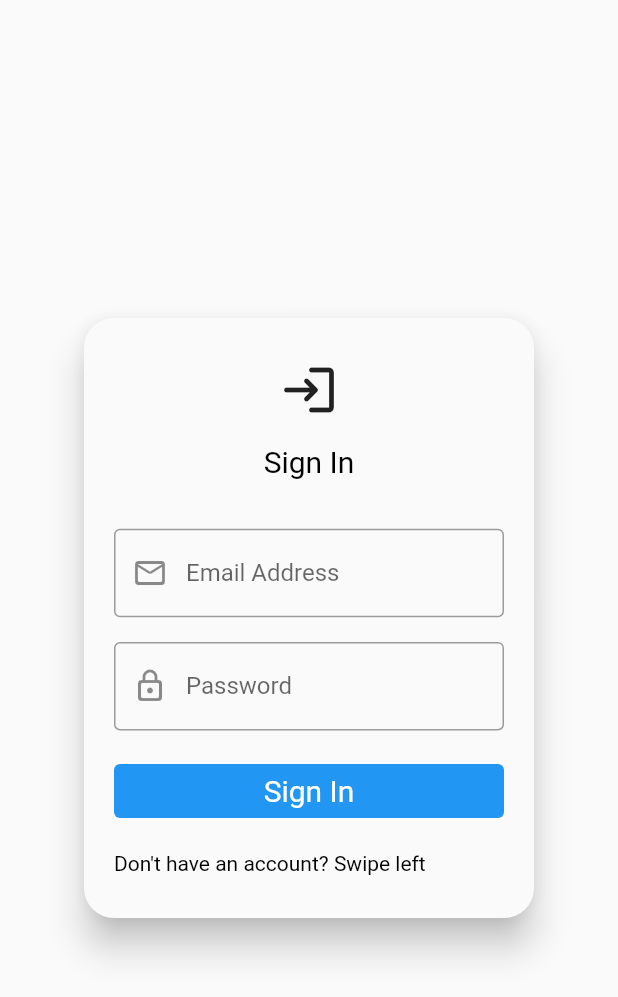
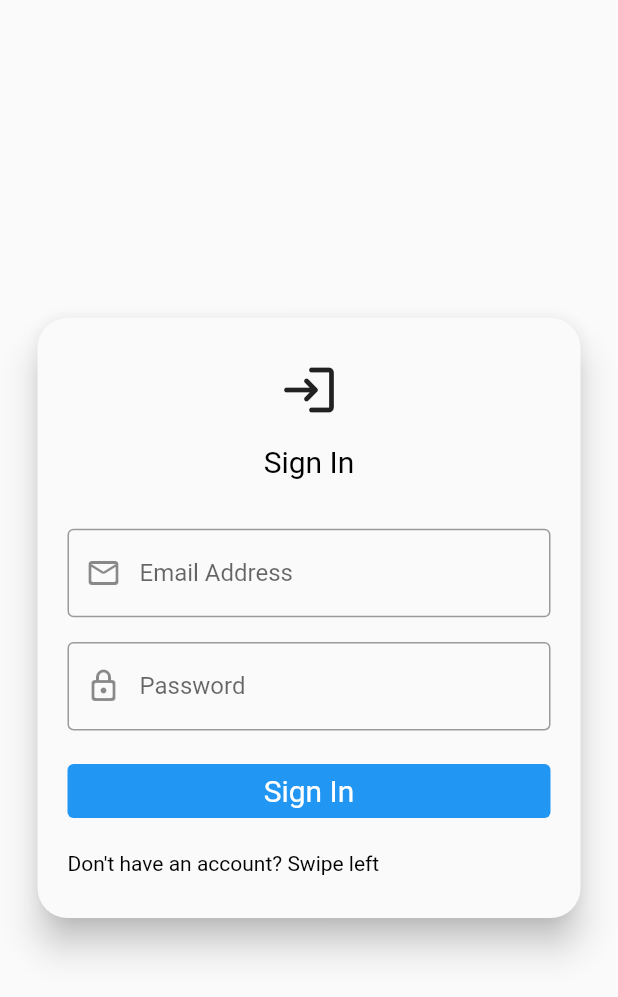
Before and after one commit to Erkebulan-Akhmediya/expense_tracker, a Flutter app: the screen it shows after launch, on a phone screen of 412 x 824 dp. Shown: the top 997 px of the screen. Run offline on Flutter 3.47's test engine with Material 2 defaults, Android fonts, the phone set to English and light mode, and no system bars; our stand-ins replace cloud_firestore, firebase_auth, firebase_core, fl_chart, get, google_fonts and 1 more; accounts and stored records are empty.

Commit message:
added responsiveness to ui

```diff
--- a/lib/main.dart
+++ b/lib/main.dart
@@ -3,6 +3,7 @@ import 'package:expense_tracker/firebase_options.dart';
 import 'package:expense_tracker/root.dart';
 import 'package:firebase_core/firebase_core.dart';
 import 'package:flutter/material.dart';
+import 'package:flutter/services.dart';
 import 'package:get/get.dart';
 
 Future<void> main() async {
@@ -11,7 +12,8 @@ Future<void> main() async {
     options: DefaultFirebaseOptions.currentPlatform,
   );
 
-  runApp(MyApp());
+  SystemChrome.setPreferredOrientations([DeviceOrientation.portraitUp])
+    .then((_) => runApp(MyApp()));
 }
 
 class MyApp extends StatelessWidget {
--- a/lib/views/auth/sign_in.dart
+++ b/lib/views/auth/sign_in.dart
@@ -23,7 +23,7 @@ class _SignInState extends State<SignIn> {
         email: _emailController.text,
         password: _passwordController.text,
       );
-    } on FirebaseAuthException catch (e) {
+    } on FirebaseAuthException {
       setState(() {
         errorMessage = 'Email or Password is invalid';
       });
@@ -45,12 +45,15 @@ class _SignInState extends State<SignIn> {
 
   @override
   Widget build(BuildContext context) {
-    return Center(
+    return SizedBox(
+      height: MediaQuery.of(context).size.height,
+      child: Center(
+        child: SingleChildScrollView(
           child: Material(
             elevation: 10,
             borderRadius: const BorderRadius.all(Radius.circular(20.0)),
             child: Container(
-          width: 300,
+              width: MediaQuery.of(context).size.width - 50,
               height: 400,
               decoration: const BoxDecoration(
                 borderRadius: BorderRadius.all(Radius.circular(20.0)),
@@ -118,6 +121,8 @@ class _SignInState extends State<SignIn> {
               ),
             ),
           ),
+        ),
+      ),
     );
   }
 }
--- a/lib/views/profile/profile.dart
+++ b/lib/views/profile/profile.dart
@@ -21,9 +21,8 @@ class Profile extends StatelessWidget {
       appBar: AppBar(
         title: Text('profile'.tr),
       ),
-      body: Padding(
+      body: ListView(
         padding: const EdgeInsets.all(20.0),
-        child: Column(
         children: <Widget>[
           Center(
             child: Column(
@@ -74,7 +73,6 @@ class Profile extends StatelessWidget {
           ),
         ],
       ),
-      ),
     );
   }
 }
```
Also changed, not shown: lib/views/auth/sign_up.dart (+6 -1 lines), lib/views/wallet.dart (+7 -1 lines). Lines whose indentation alone changed are shown as unchanged.
